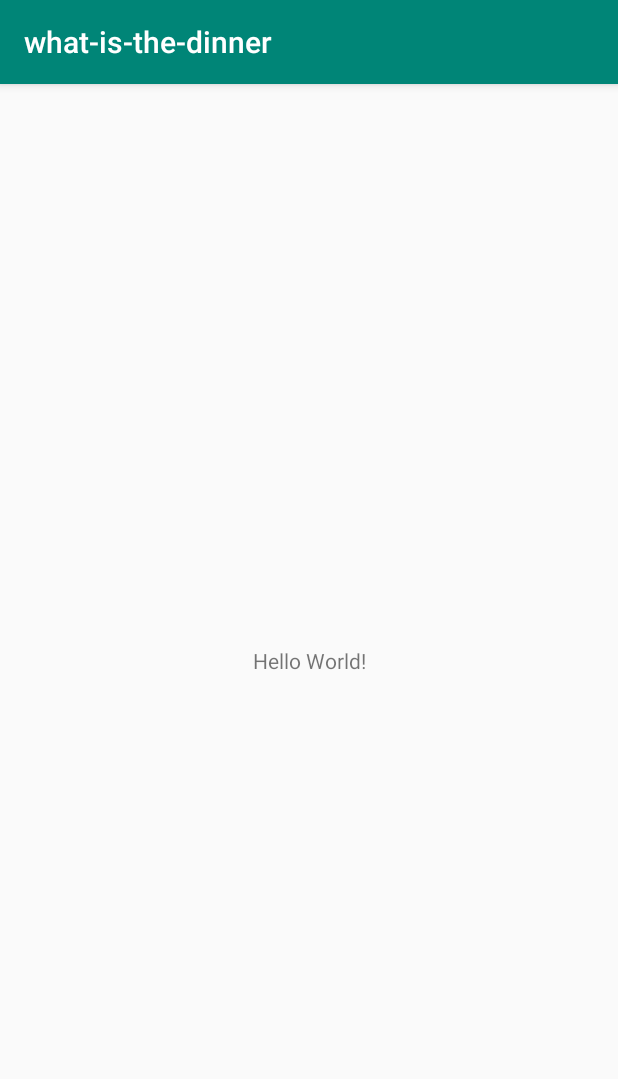
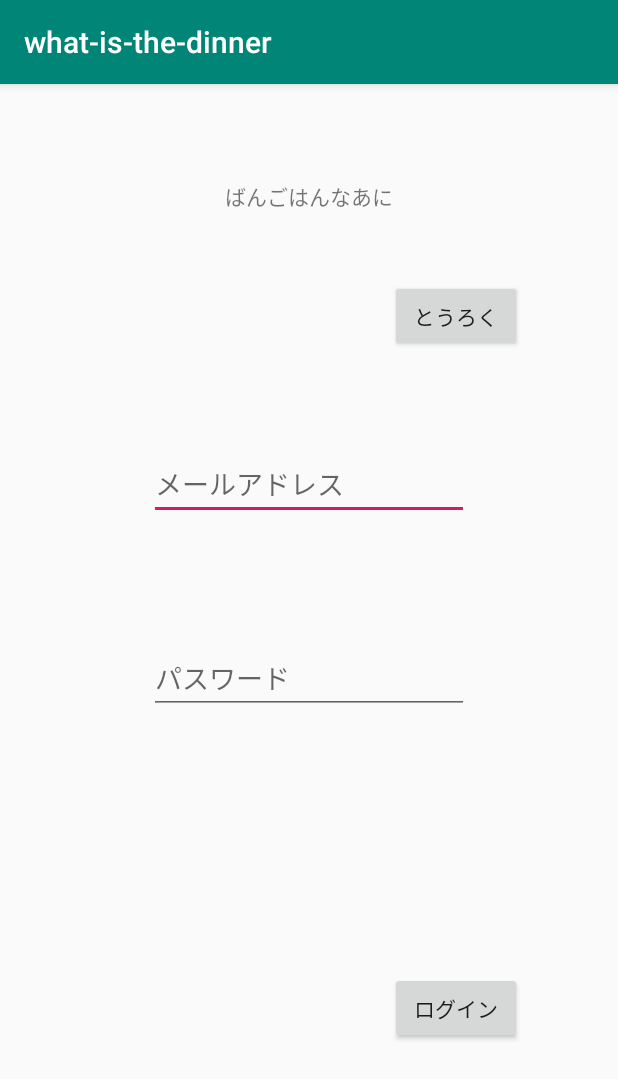
Before and after one commit to ASO1701001/what-is-the-dinner, an Android app: the screen it shows after launch (MainActivity), on a phone screen of 412 x 824 dp. Shown: the top 1079 px of the screen. Run offline under Robolectric (Android 15) with nearby library versions, the phone set to English and light mode, and no system bars.

Commit message:
first commit

```diff
--- a/app/build.gradle
+++ b/app/build.gradle
@@ -24,7 +24,7 @@ android {
 
 dependencies {
     implementation fileTree(dir: 'libs', include: ['*.jar'])
-    implementation"org.jetbrains.kotlin:kotlin-stdlib-jdk7:$kotlin_version"
+    implementation "org.jetbrains.kotlin:kotlin-stdlib-jdk7:$kotlin_version"
     implementation 'com.android.support:appcompat-v7:28.0.0'
     implementation 'com.android.support.constraint:constraint-layout:1.1.3'
     testImplementation 'junit:junit:4.12'
--- a/app/src/main/AndroidManifest.xml
+++ b/app/src/main/AndroidManifest.xml
@@ -9,6 +9,8 @@
             android:roundIcon="@mipmap/ic_launcher_round"
             android:supportsRtl="true"
             android:theme="@style/AppTheme">
+        <activity android:name=".Main2Activity">
+        </activity>
         <activity android:name=".MainActivity">
             <intent-filter>
                 <action android:name="android.intent.action.MAIN"/>
--- a/app/src/main/res/layout/activity_main.xml
+++ b/app/src/main/res/layout/activity_main.xml
@@ -6,14 +6,42 @@
         android:layout_width="match_parent"
         android:layout_height="match_parent"
         tools:context=".MainActivity">
-
+    <Button
+            android:text="とうろく"
+            android:layout_width="wrap_content"
+            android:layout_height="wrap_content" android:id="@+id/button"
+            app:layout_constraintStart_toStartOf="@+id/button2" android:layout_marginTop="45dp"
+            app:layout_constraintTop_toBottomOf="@+id/textView" app:layout_constraintEnd_toEndOf="@+id/button2"/>
+    <Button
+            android:layout_width="wrap_content"
+            android:layout_height="wrap_content" android:id="@+id/button2"
+            android:text="ログイン"
+            app:layout_constraintBottom_toBottomOf="parent" android:layout_marginEnd="64dp"
+            android:layout_marginBottom="128dp"
+            app:layout_constraintEnd_toEndOf="parent"/>
     <TextView
+            android:text="ばんごはんなあに"
+            android:layout_width="wrap_content"
+            android:layout_height="wrap_content" android:id="@+id/textView"
+            app:layout_constraintTop_toTopOf="parent" app:layout_constraintStart_toStartOf="parent"
+            android:layout_marginTop="64dp" app:layout_constraintEnd_toEndOf="parent"/>
+    <EditText
             android:layout_width="wrap_content"
             android:layout_height="wrap_content"
-            android:text="Hello World!"
-            app:layout_constraintBottom_toBottomOf="parent"
-            app:layout_constraintLeft_toLeftOf="parent"
-            app:layout_constraintRight_toRightOf="parent"
-            app:layout_constraintTop_toTopOf="parent"/>
-
+            android:inputType="textPersonName"
+            android:ems="10"
+            android:id="@+id/editText"
+            android:hint="メールアドレス"
+            android:layout_marginTop="64dp"
+            app:layout_constraintTop_toBottomOf="@+id/button" android:layout_marginEnd="35dp"
+            app:layout_constraintEnd_toEndOf="@+id/button"/>
+    <EditText
+            android:layout_width="wrap_content"
+            android:layout_height="wrap_content"
+            android:inputType="textPersonName"
+            android:ems="10"
+            android:id="@+id/editText2"
+            android:hint="パスワード"
+            app:layout_constraintStart_toStartOf="parent" android:layout_marginTop="81dp"
+            app:layout_constraintTop_toBottomOf="@+id/editText" app:layout_constraintEnd_toEndOf="parent"/>
 </android.support.constraint.ConstraintLayout>
```
Also changed, not shown: app/src/main/java/jp/ac/asojuku/st/what_is_the_dinner/Main2Activity.kt (added, +12 -0 lines), app/src/main/res/layout/activity_main2.xml (added, +46 -0 lines).
